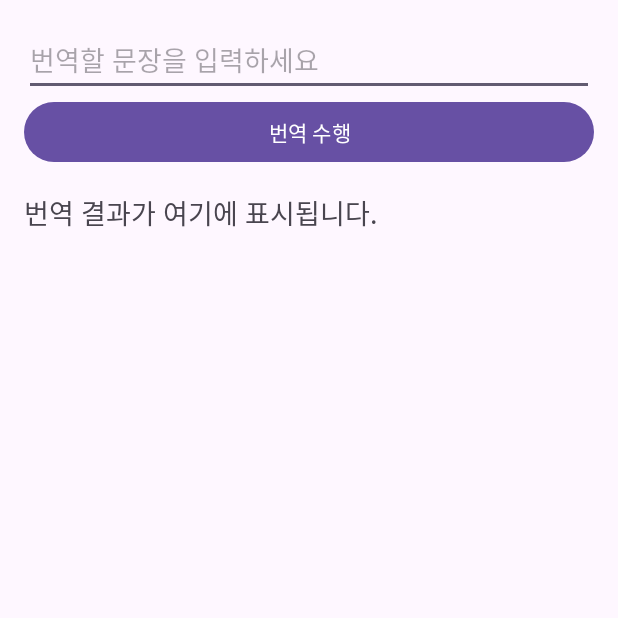
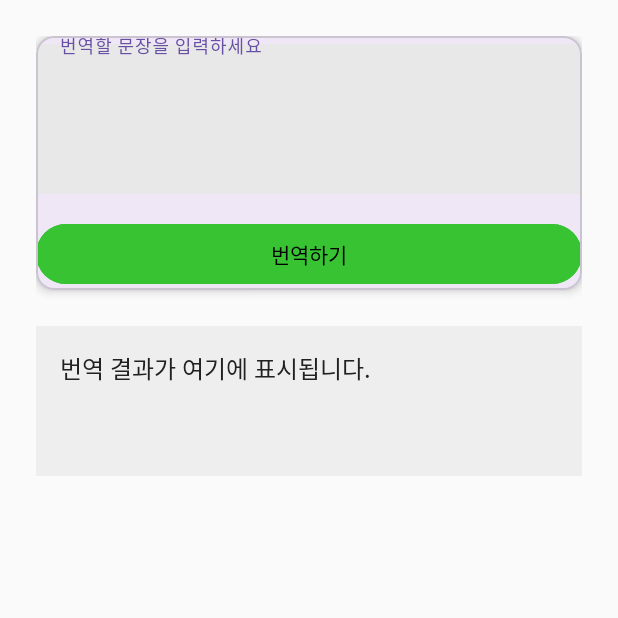
Before and after one commit to cutiepepe2926/TUK-CE, an Android app: the TranslateActivity screen opened directly, with no data from a screen before it, on a phone screen of 412 x 824 dp, the top half of it. Run offline under Robolectric (Android 15) with nearby library versions, the phone set to English and light mode, and no system bars.

Commit message:
activity_translate.xml 수정

```diff
--- a/app/src/main/java/com/example/test_app/MainActivity.kt
+++ b/app/src/main/java/com/example/test_app/MainActivity.kt
@@ -242,8 +242,6 @@ class MainActivity : AppCompatActivity() {
 
     }
 
-
-
         // PDF 파일을 Bitmap으로 변환
     private fun renderPdfToBitmap(uri: Uri): Bitmap? {
         try {
--- a/app/src/main/java/com/example/test_app/PdfViewerActivity.kt
+++ b/app/src/main/java/com/example/test_app/PdfViewerActivity.kt
@@ -44,6 +44,7 @@ import com.yalantis.ucrop.UCrop
 import java.io.FileOutputStream
 import java.io.OutputStream
 import java.io.RandomAccessFile
+import androidx.core.graphics.createBitmap
 
 
 class PdfViewerActivity : AppCompatActivity() {
@@ -244,7 +245,7 @@ class PdfViewerActivity : AppCompatActivity() {
 
     private fun startCrop(reqCode: Int) {
         val scale = 1080f / pdfView.width
-        val bmp = Bitmap.createBitmap(
+        val bmp = createBitmap(
             (pdfView.width * scale).toInt(),
             (pdfView.height * scale).toInt(),
             Bitmap.Config.RGB_565
--- a/app/src/main/res/layout/activity_summarize.xml
+++ b/app/src/main/res/layout/activity_summarize.xml
@@ -10,10 +10,12 @@
     <!-- 상단 버튼 2개 (온라인 / 오프라인 STT) -->
     <LinearLayout
         android:layout_width="match_parent"
-        android:layout_height="50dp"
+        android:layout_height="wrap_content"
         android:orientation="horizontal"
         android:gravity="center"
-        android:layout_marginBottom="16dp">
+        android:layout_marginBottom="16dp"
+        android:paddingTop="16dp"
+        >
 
         <Button
             android:id="@+id/btnfilesummarize"
@@ -21,6 +23,10 @@
             android:layout_weight="1"
             android:layout_height="wrap_content"
             android:text="요약 기능"
+            android:textColor="#FFFFFF"
+            android:textSize="18sp"
+            android:textStyle="bold"
+            android:layout_marginTop="8dp"
             android:layout_gravity="top|start"/>
 
     </LinearLayout>
@@ -29,7 +35,8 @@
     <ScrollView
         android:layout_width="match_parent"
         android:layout_height="0dp"
-        android:layout_weight="1">
+        android:layout_weight="1"
+        >
 
         <LinearLayout
             android:id="@+id/scrollLayout"
@@ -37,14 +44,15 @@
             android:layout_height="wrap_content"
             android:orientation="vertical"
             android:padding="8dp"
-            android:background="#F0F0F0">
+            android:background="#F0F0F0"
+            >
 
             <TextView
                 android:id="@+id/tvResult"
                 android:layout_width="match_parent"
                 android:layout_height="wrap_content"
-                android:text="여기에 결과가 표시됩니다"
-                android:textSize="16sp"
+                android:text="여기에 요약 결과가 표시됩니다."
+                android:textSize="18sp"
                 android:padding="8dp"
                 android:background="#F0F0F0" />
 
@@ -53,7 +61,7 @@
                 android:layout_width="match_parent"
                 android:layout_height="wrap_content"
                 android:text="Task ID 없음"
-                android:textSize="14sp"
+                android:textSize="16sp"
                 android:textColor="#888888"
                 android:paddingTop="12dp" />
         </LinearLayout>
--- a/app/src/main/res/layout/activity_translate.xml
+++ b/app/src/main/res/layout/activity_translate.xml
@@ -1,48 +1,102 @@
 <?xml version="1.0" encoding="utf-8"?>
-<LinearLayout xmlns:android="http://schemas.android.com/apk/res/android"
+<ScrollView xmlns:android="http://schemas.android.com/apk/res/android"
+    xmlns:app="http://schemas.android.com/apk/res-auto"
     android:id="@+id/translateLayout"
     android:layout_width="match_parent"
     android:layout_height="match_parent"
-    android:orientation="vertical"
+    android:background="#FAFAFA"
+    android:padding="24dp">
+
+    <LinearLayout
+        android:layout_width="match_parent"
+        android:layout_height="wrap_content"
+        android:orientation="vertical">
+
+        <!-- 카드 형태로 전체 UI 감싸기 -->
+        <com.google.android.material.card.MaterialCardView
+            android:layout_width="match_parent"
+            android:layout_height="wrap_content"
+            app:cardCornerRadius="12dp"
+            app:cardElevation="4dp"
+            android:layout_marginBottom="24dp"
             android:padding="16dp">
 
-    <!-- 텍스트 입력 -->
-    <EditText
+            <LinearLayout
+                android:layout_width="match_parent"
+                android:layout_height="wrap_content"
+                android:orientation="vertical"
+                android:backgroundTint="#E8E8E8">
+
+                <!-- 텍스트 입력 영역 -->
+                <com.google.android.material.textfield.TextInputLayout
+                    android:layout_width="match_parent"
+                    android:layout_height="wrap_content"
+                    android:hint="@string/write_translate_sentence"
+                    app:boxBackgroundMode="outline"
+                    app:boxCornerRadiusTopStart="8dp"
+                    app:boxCornerRadiusTopEnd="8dp"
+                    app:boxCornerRadiusBottomStart="8dp"
+                    app:boxCornerRadiusBottomEnd="8dp">
+
+                    <com.google.android.material.textfield.TextInputEditText
                         android:id="@+id/etInputText"
                         android:layout_width="match_parent"
                         android:layout_height="wrap_content"
-        android:hint="번역할 문장을 입력하세요" />
+                        android:minHeight="100dp"
+                        android:inputType="textMultiLine"
+                        android:importantForAutofill="no"
+                        android:maxLines="6"
+                        android:background="#E8E8E8" />
+                </com.google.android.material.textfield.TextInputLayout>
 
-    <!-- 서버로 전송 버튼 -->
-    <Button
+                <!-- 번역 버튼 -->
+                <com.google.android.material.button.MaterialButton
                     android:id="@+id/btnSendToServer"
                     android:layout_width="match_parent"
                     android:layout_height="wrap_content"
-        android:text="번역 수행" />
+                    android:layout_marginTop="16dp"
+                    android:text="@string/translate"
+                    android:textColor="@color/black"
+                    android:backgroundTint="#38C333" />
+            </LinearLayout>
+        </com.google.android.material.card.MaterialCardView>
 
-    <!-- 결과 출력 -->
+        <!-- 결과 표시 박스 -->
         <TextView
             android:id="@+id/tvResult"
             android:layout_width="match_parent"
             android:layout_height="wrap_content"
-        android:text="번역 결과가 여기에 표시됩니다."
-        android:paddingTop="16dp"
-        android:textSize="18sp" />
+            android:background="#EEEEEE"
+            android:text="@string/translate_result_will_display"
+            android:padding="16dp"
+            android:textSize="16sp"
+            android:textColor="#212121"
+            android:minHeight="100dp"
+            android:gravity="top"
+            android:layout_marginBottom="24dp" />
+
+        <!-- 로딩 UI -->
+        <LinearLayout
+            android:layout_width="match_parent"
+            android:layout_height="wrap_content"
+            android:orientation="vertical"
+            android:gravity="center">
 
             <ProgressBar
                 android:id="@+id/progressBar"
                 style="?android:attr/progressBarStyleLarge"
                 android:layout_width="wrap_content"
                 android:layout_height="wrap_content"
-        android:layout_gravity="center"
                 android:visibility="gone" />
 
             <TextView
                 android:id="@+id/loadingText"
                 android:layout_width="wrap_content"
                 android:layout_height="wrap_content"
-        android:text="번역 중입니다..."
+                android:text="@string/now_loading"
                 android:visibility="gone"
-        android:layout_gravity="center_horizontal"
-        android:padding="8dp"/>
+                android:padding="8dp"
+                android:textColor="#666666" />
         </LinearLayout>
+    </LinearLayout>
+</ScrollView>
--- a/app/src/main/res/values/strings.xml
+++ b/app/src/main/res/values/strings.xml
@@ -25,5 +25,9 @@
     <string name="load_pdf">📄 PDF 불러오기</string>
     <string name="make_new_note">📝 새 노트 만들기</string>
     <string name="plus">+</string>
+    <string name="write_translate_sentence">번역할 문장을 입력하세요</string>
+    <string name="translate">번역하기</string>
+    <string name="now_loading">번역 중입니다...</string>
+    <string name="translate_result_will_display">번역 결과가 여기에 표시됩니다.</string>
 
 </resources>
```
Lines whose indentation alone changed are shown as unchanged.
